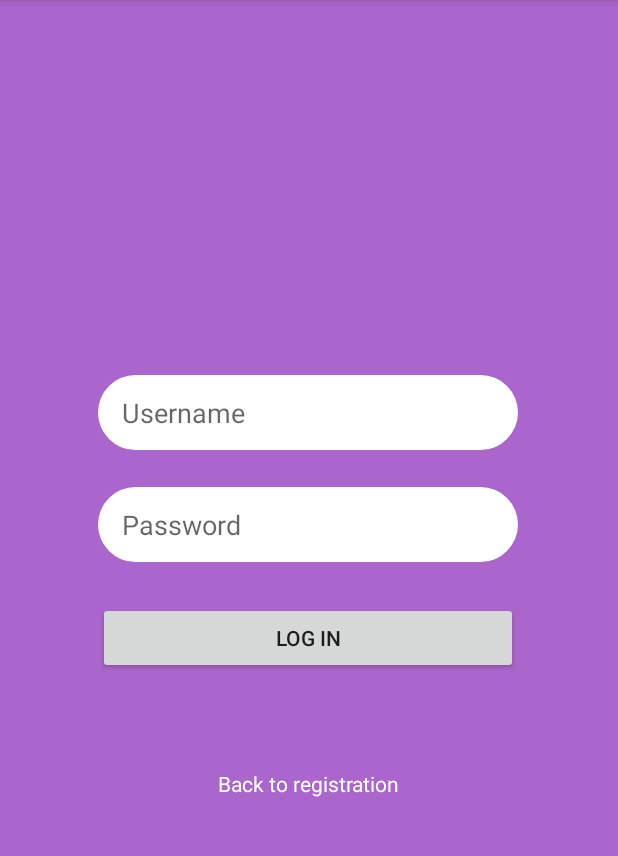
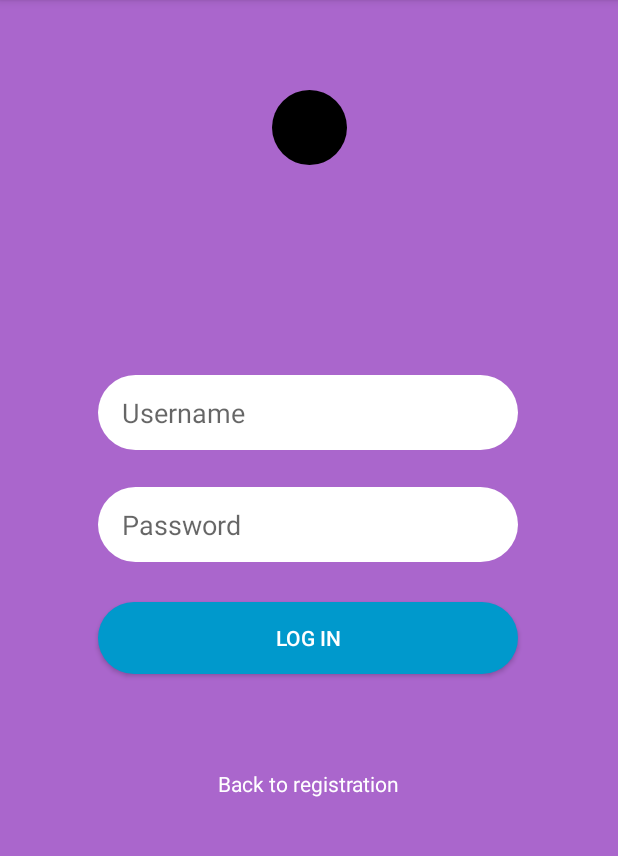
Before and after one commit to simenghe/Messaging, an Android app: the LoginActivity screen opened directly, with no data from a screen before it, on a phone screen of 412 x 824 dp, the part 84-940 px from its top. Run offline under Robolectric (Android 15) with nearby library versions, the phone set to English and light mode, and no system bars; our stand-ins replace Firebase (no records; nobody signed in at launch, a user with empty details on screens opened directly).

Commit message:
Getting closer

```diff
--- /dev/null
+++ b/app/src/main/res/drawable/circle_photo.xml
@@ -0,0 +1,6 @@
+<?xml version="1.0" encoding="utf-8"?>
+<shape xmlns:android="http://schemas.android.com/apk/res/android"
+    android:shape="oval">
+    <solid android:color="@android:color/black"/>
+    <size android:height="50dp" android:width="50dp"/>
+</shape>
--- /dev/null
+++ b/app/src/main/res/drawable/rounded_login.xml
@@ -0,0 +1,5 @@
+<?xml version="1.0" encoding="utf-8"?>
+<shape xmlns:android="http://schemas.android.com/apk/res/android">
+    <corners android:radius="25dp"/>
+    <solid android:color="@android:color/holo_blue_dark"/>
+</shape>
--- a/app/src/main/res/layout/activity_login.xml
+++ b/app/src/main/res/layout/activity_login.xml
@@ -69,6 +69,8 @@
 
     <Button
         android:id="@+id/btnLogin"
+        android:background="@drawable/rounded_login"
+        android:textColor="@android:color/white"
         android:layout_width="280dp"
         android:layout_height="wrap_content"
         android:layout_marginBottom="8dp"
@@ -84,4 +86,22 @@
         app:layout_constraintStart_toStartOf="parent"
         app:layout_constraintTop_toTopOf="parent"
         app:layout_constraintVertical_bias="0.559" />
+
+    <ImageView
+        android:id="@+id/imageView"
+        android:layout_width="wrap_content"
+        android:layout_height="wrap_content"
+        android:layout_marginBottom="8dp"
+        android:layout_marginEnd="8dp"
+        android:layout_marginLeft="8dp"
+        android:layout_marginRight="8dp"
+        android:layout_marginStart="8dp"
+        android:layout_marginTop="8dp"
+        android:background="@drawable/circle_photo"
+        app:layout_constraintBottom_toBottomOf="parent"
+        app:layout_constraintEnd_toEndOf="parent"
+        app:layout_constraintStart_toStartOf="parent"
+        app:layout_constraintTop_toTopOf="parent"
+        app:layout_constraintVertical_bias="0.074"
+        />
 </android.support.constraint.ConstraintLayout>
--- a/app/src/main/res/layout/activity_main.xml
+++ b/app/src/main/res/layout/activity_main.xml
@@ -75,6 +75,7 @@
 
     <Button
         android:id="@+id/btnRegister"
+        android:background="@drawable/rounded_login"
         android:layout_width="280dp"
         android:layout_height="50dp"
         android:layout_marginBottom="8dp"
@@ -84,6 +85,7 @@
         android:layout_marginStart="8dp"
         android:layout_marginTop="8dp"
         android:text="@string/btnRegister"
+        android:textColor="@android:color/white"
         app:layout_constraintBottom_toBottomOf="parent"
         app:layout_constraintEnd_toEndOf="parent"
         app:layout_constraintHorizontal_bias="0.495"
```
